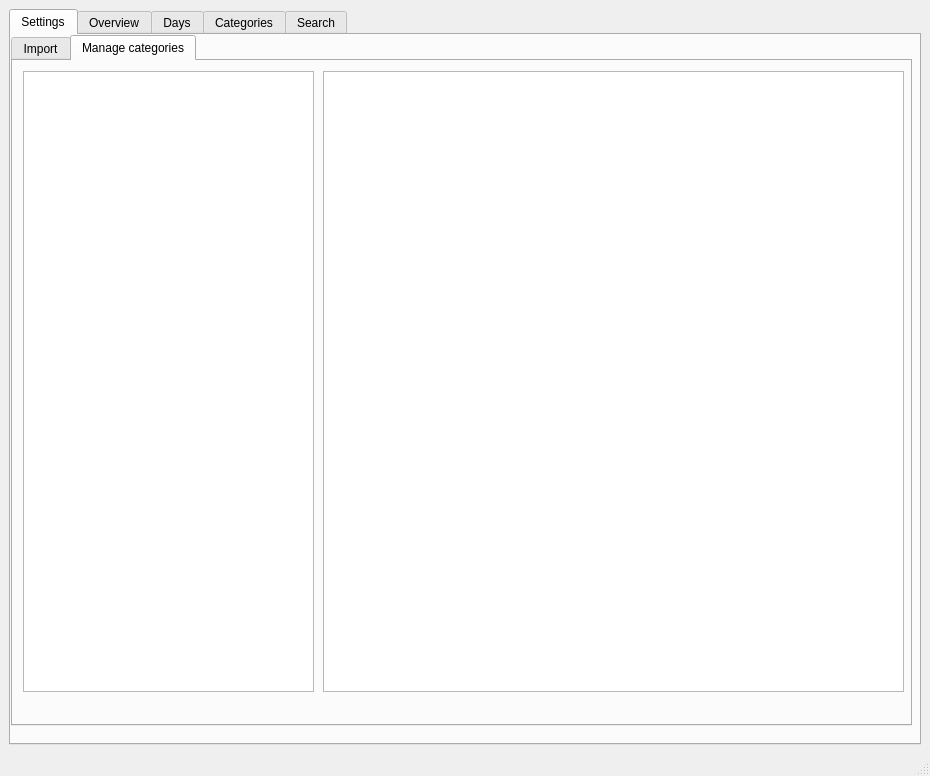
Before: the Qt Designer form libs/mainwindow.ui in svartkanin/Expenses-visualizer, drawn with Qt 5.
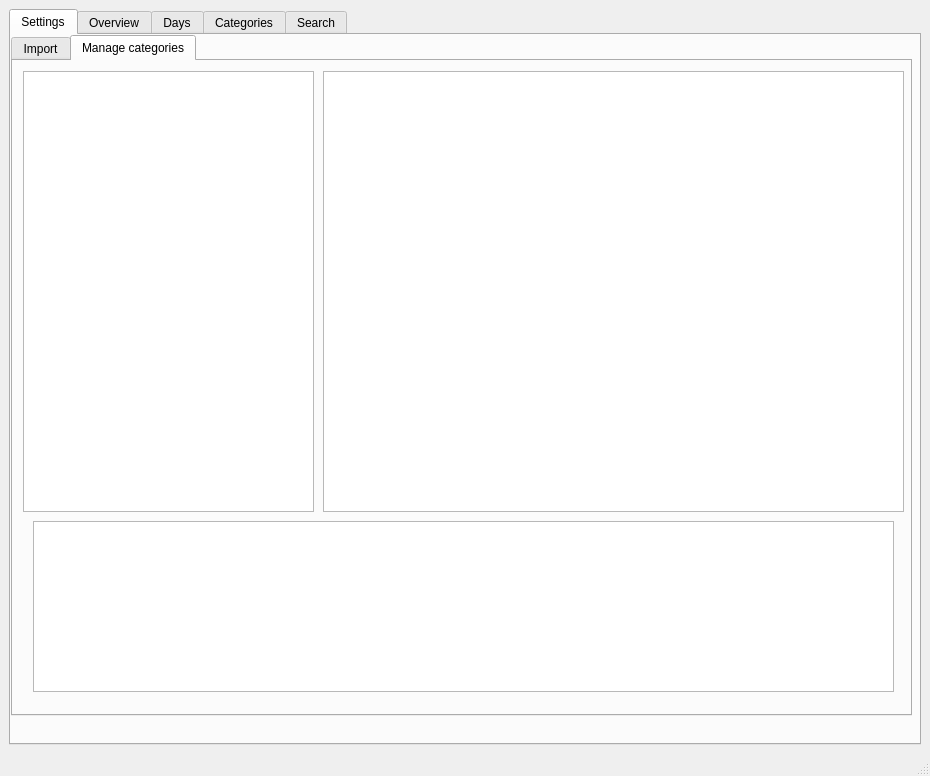
After: the same form once the commit is applied. The open tabs and pages were chosen to show the change.

Commit message: Unknown table added; Categories changes are updated more dynamically

```diff
--- a/libs/mainwindow.ui
+++ b/libs/mainwindow.ui
@@ -42,7 +42,7 @@
           <x>0</x>
           <y>0</y>
           <width>901</width>
-          <height>691</height>
+          <height>681</height>
          </rect>
         </property>
         <layout class="QVBoxLayout" name="verticalLayout_8">
@@ -218,7 +218,7 @@
                <x>10</x>
                <y>10</y>
                <width>291</width>
-               <height>621</height>
+               <height>441</height>
               </rect>
              </property>
              <property name="selectionMode">
@@ -228,7 +228,7 @@
               <enum>QAbstractItemView::SelectRows</enum>
              </property>
              <property name="sortingEnabled">
-              <bool>true</bool>
+              <bool>false</bool>
              </property>
             </widget>
             <widget class="QTableWidget" name="sett_categories_tab">
@@ -237,11 +237,24 @@
                <x>310</x>
                <y>10</y>
                <width>581</width>
-               <height>621</height>
+               <height>441</height>
               </rect>
              </property>
              <property name="sortingEnabled">
-              <bool>true</bool>
+              <bool>false</bool>
+             </property>
+            </widget>
+            <widget class="QTableWidget" name="sett_categories_unknown_tab">
+             <property name="geometry">
+              <rect>
+               <x>20</x>
+               <y>460</y>
+               <width>861</width>
+               <height>171</height>
+              </rect>
+             </property>
+             <property name="editTriggers">
+              <set>QAbstractItemView::NoEditTriggers</set>
              </property>
             </widget>
            </widget>
```
The commit also changes 5 other files.
